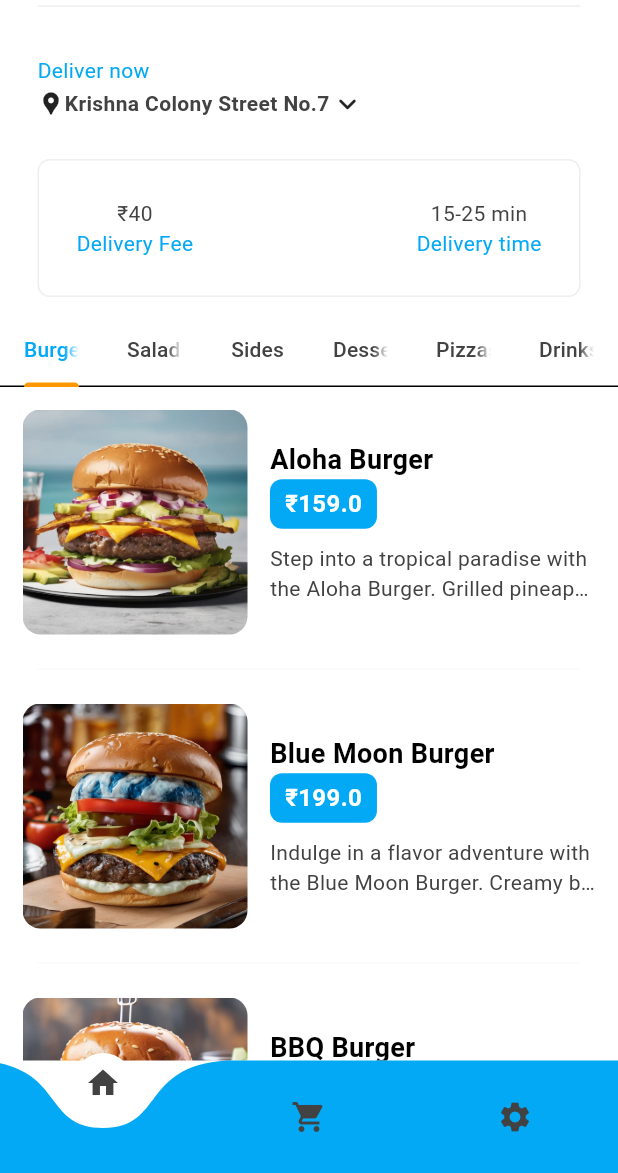
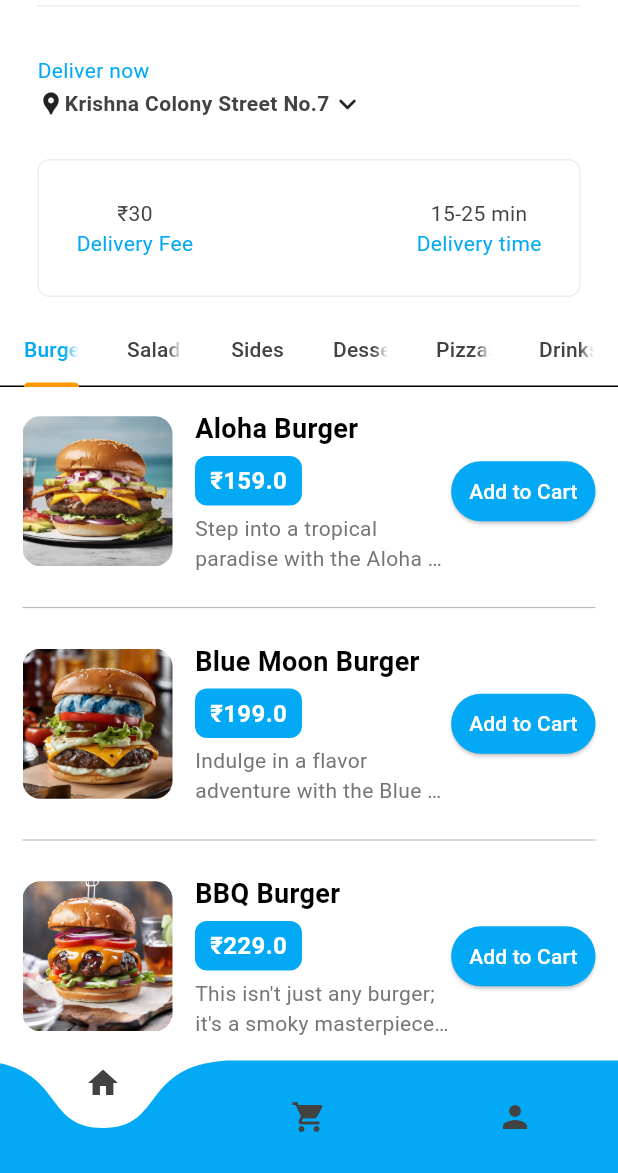
Before and after one commit to Kaushalvadi7/Food_delivery_app, a Flutter app: the DeliveryProgressPage screen opened directly, after a tap on "Close", on a phone screen of 412 x 824 dp, the part 63-1236 px from its top. Run offline on Flutter 3.47's test engine with Material 3 defaults, Android fonts, the phone set to English and light mode, and no system bars; drawn by our look-alikes of curved_navigation_bar; our stand-ins replace cloud_firestore, firebase_auth, firebase_core, flutter_credit_card, fluttertoast, google_sign_in and 3 more; accounts and stored records are empty.

Commit message:
Add some features

```diff
--- a/lib/components/my_description_box.dart
+++ b/lib/components/my_description_box.dart
@@ -22,7 +22,7 @@ class MyDescriptionBox extends StatelessWidget {
           //delivery fee
           Column(
             children: [
-              Text("₹40", style: myPrimaryTextStyle,),
+              Text("₹30", style: myPrimaryTextStyle,),
               Text('Delivery Fee', style: mySecondaryTextStyle,),
             ],
           ),
--- a/lib/components/my_food_tile.dart
+++ b/lib/components/my_food_tile.dart
@@ -1,37 +1,45 @@
 import 'package:flutter/material.dart';
 import 'package:food_delivery_app/models/food.dart';
+import 'package:provider/provider.dart';
+import '../models/restaurant.dart';
+import 'addon_selection_bottom_sheet.dart';
 
 class FoodTile extends StatelessWidget {
+  final Food food;
+  final VoidCallback onTap; // Opens food details page
 
-  final Food food;
-  final void Function()? onTap;
-
-  const FoodTile({super.key,
-  required this.food,
-  required this.onTap,  });
+  const FoodTile({super.key, required this.food, required this.onTap});
 
   @override
   Widget build(BuildContext context) {
     return Column(
       children: [
         GestureDetector(
-          onTap: onTap,
+          onTap: onTap, // Opens the food details page
           child: Padding(
             padding: const EdgeInsets.all(15.0),
             child: Row(
               children: [
-                  //food image
+                // Food Image
                 ClipRRect(
                   borderRadius: BorderRadius.circular(12),
-                      child: Image.asset(food.imagePath,height: 150,width: 150,fit: BoxFit.cover)),
+                  child: Image.asset(food.imagePath, height: 100, width: 100, fit: BoxFit.cover),
+                ),
+                const SizedBox(width: 15),
 
-                  const SizedBox(width: 15,),
-                  //text food details
-                  Expanded(child: Column(
+                // Food Details
+                Expanded(
+                  child: Column(
                     crossAxisAlignment: CrossAxisAlignment.start,
                     children: [
-                      Text(food.name,style: TextStyle(fontSize: 18,fontWeight: FontWeight.bold, color: Theme.of(context).colorScheme.onSurface ),),
-                     //price
+                      // Food Name
+                      Text(
+                        food.name,
+                        style: const TextStyle(fontSize: 18, fontWeight: FontWeight.bold),
+                      ),
+                      const SizedBox(height: 5),
+
+                      // Food Price
                       Container(
                         padding: const EdgeInsets.symmetric(horizontal: 10, vertical: 5),
                         decoration: BoxDecoration(
@@ -40,56 +48,80 @@ import 'package:food_delivery_app/models/food.dart';
                         ),
                         child: Text(
                           '₹${food.price}',
-                          style: const TextStyle(
-                            fontSize: 16,
-                            fontWeight: FontWeight.w600,
-                            color: Colors.white,
+                          style: const TextStyle(fontSize: 16, fontWeight: FontWeight.w600, color: Colors.white),
                         ),
                       ),
-                      ),
-                     const SizedBox(height: 10,),
+                      const SizedBox(height: 5),
 
-                     //Description
+                      // Short Description
                       Text(
                         food.description,
-                        style: TextStyle(
-                          fontSize: 14,
-                          color: Theme.of(context).colorScheme.inversePrimary,
-                        ),
-                        maxLines: 2, // Prevents long text overflow
+                        style: TextStyle(fontSize: 14, color: Colors.grey[600]),
+                        maxLines: 2,
                         overflow: TextOverflow.ellipsis,
                       ),
                     ],
                   ),
                 ),
+
+                // Add to Cart Button
+                ElevatedButton(
+                  onPressed: () {
+                    if (food.availableAddons.isNotEmpty) {
+                      _showAddonBottomSheet(context, food);
+                    } else {
+                      Provider.of<Restaurant>(context, listen: false).addToCart(food, []);
+                    }
+                  },
+                  style: ElevatedButton.styleFrom(
+                    backgroundColor: Theme.of(context).colorScheme.primary,
+                    padding: const EdgeInsets.symmetric(horizontal: 12, vertical: 8),
+                  ),
+                  child: const Text("Add to Cart", style: TextStyle(color: Colors.white)),
+                ),
               ],
             ),
           ),
         ),
-          //divider line
+
+        // Improved Divider for Light Mode
         Divider(
-           color: Theme.of(context).colorScheme.tertiary,
-            endIndent: 25,
-            indent: 25,
-         )
+          color: Colors.grey.shade400, // Adjusted for better visibility
+          thickness: 0.8,
+          indent: 15,
+          endIndent: 15,
+        ),
       ],
+    );
+  }
+
+  // Show bottom sheet for selecting add-ons
+  void _showAddonBottomSheet(BuildContext context, Food food) {
+    showModalBottomSheet(
+      context: context,
+      isScrollControlled: true, // Makes the bottom sheet more fluid
+      shape: RoundedRectangleBorder(
+        borderRadius: BorderRadius.circular(15),
+      ),
+      builder: (context) => AddonSelectionBottomSheet(food: food),
     );
   }
 }
 
 
 //
+//
 // import 'package:flutter/material.dart';
 // import 'package:food_delivery_app/models/food.dart';
 //
-// class FoodTile extends StatelessWidget {
+//  class FoodTile extends StatelessWidget {
 //
 //   final Food food;
 //   final void Function()? onTap;
 //
 //   const FoodTile({super.key,
-//     required this.food,
-//     required this.onTap,  });
+//   required this.food,
+//   required this.onTap,  });
 //
 //   @override
 //   Widget build(BuildContext context) {
@@ -97,40 +129,63 @@ import 'package:food_delivery_app/models/food.dart';
 //       children: [
 //         GestureDetector(
 //           onTap: onTap,
-//           child: Padding(
-//             padding: const EdgeInsets.all(15.0),
-//             child: Row(
-//               children: [
-//                 //text food details
-//                 Expanded(child: Column(
-//                   crossAxisAlignment: CrossAxisAlignment.start,
-//                   children: [
-//                     Text(food.name),
-//                     Text('₹' + food.price.toString(),
-//                       style: TextStyle(color: Theme.of(context).colorScheme.primary),),
-//                     const SizedBox(height: 10,),
-//                     Text(food.description, style: TextStyle( color: Theme.of(context).colorScheme.inversePrimary),),
+//             child: Padding(
+//               padding: const EdgeInsets.all(15.0),
+//               child: Row(
+//                 children: [
+//                   //food image
+//                   ClipRRect(
+//                       borderRadius: BorderRadius.circular(12),
+//                       child: Image.asset(food.imagePath,height: 150,width: 150,fit: BoxFit.cover)),
+//
+//                   const SizedBox(width: 15,),
+//                   //text food details
+//                   Expanded(child: Column(
+//                     crossAxisAlignment: CrossAxisAlignment.start,
+//                     children: [
+//                       Text(food.name,style: TextStyle(fontSize: 18,fontWeight: FontWeight.bold, color: Theme.of(context).colorScheme.onSurface ),),
+//                      //price
+//                       Container(
+//                         padding: const EdgeInsets.symmetric(horizontal: 10, vertical: 5),
+//                         decoration: BoxDecoration(
+//                           color: Theme.of(context).colorScheme.primary,
+//                           borderRadius: BorderRadius.circular(8),
+//                         ),
+//                         child: Text(
+//                           '₹${food.price}',
+//                           style: const TextStyle(
+//                             fontSize: 16,
+//                             fontWeight: FontWeight.w600,
+//                             color: Colors.white,
+//                           ),
+//                         ),
+//                       ),
+//                      const SizedBox(height: 10,),
+//
+//                      //Description
+//                       Text(
+//                         food.description,
+//                         style: TextStyle(
+//                           fontSize: 14,
+//                           color: Theme.of(context).colorScheme.inversePrimary,
+//                         ),
+//                         maxLines: 2, // Prevents long text overflow
+//                         overflow: TextOverflow.ellipsis,
+//                       ),
 //                   ],
-//                 ),
-//                 ),
-//                 const SizedBox(width: 15,),
-//                 //food image
-//
-//                 ClipRRect(
-//                     borderRadius: BorderRadius.circular(8),
-//                     child: Image.asset(food.imagePath,height: 120,width: 200,)),
-//               ],
+//                   ),
+//                   ),
+//                 ],
+//               ),
 //             ),
-//           ),
 //         ),
-//         //divider line
-//         Divider(
-//           color: Theme.of(context).colorScheme.tertiary,
-//           endIndent: 25,
-//           indent: 25,
-//         )
+//           //divider line
+//           Divider(
+//            color: Theme.of(context).colorScheme.tertiary,
+//             endIndent: 25,
+//             indent: 25,
+//          )
 //       ],
 //     );
 //   }
 // }
-//
--- a/lib/components/my_receipt.dart
+++ b/lib/components/my_receipt.dart
@@ -69,11 +69,16 @@ class MyReceipt extends StatelessWidget {
                           Text("Total item: ₹${restaurant.getTotalItemCount()}"),
                           Text("Subtotal: ₹${restaurant.getSubtotal()}"),
                           Text("Tax (5%): ₹${restaurant.getTax().toStringAsFixed(2)}"),
+                          // Delivery Charge
+                          Text(
+                            "Delivery Charge: ₹${Restaurant.deliveryCharge}",
+                          ),
                           Text(
                             "Total: ₹${restaurant.getTotalPrice()}",
                             style: const TextStyle(fontWeight: FontWeight.bold),
                           ),
                           const SizedBox(height: 10),
+
                           Text(
                             "Delivery Address: ${restaurant.deliveryAddress}",
                           ),
--- a/lib/models/restaurant.dart
+++ b/lib/models/restaurant.dart
@@ -348,6 +348,9 @@ class Restaurant extends ChangeNotifier{
         ]),
   ];
 
+  // Delivery charge is fixed at ₹40
+  static const double deliveryCharge = 30.0;
+
   // user cart
   List<CartItem> _cart = [];
 
@@ -440,9 +443,9 @@ int getTotalItemCount(){
     return getSubtotal() * 0.05; // 5% of subtotal
   }
 
-// Get final total (Subtotal + Tax)
+// Get final total (Subtotal + Tax + deliveryCharge)
   double getTotalPrice() {
-    return getSubtotal() + getTax();
+    return getSubtotal() + getTax() + deliveryCharge;
   }
 
 
--- a/lib/pages/home_page.dart
+++ b/lib/pages/home_page.dart
@@ -10,7 +10,7 @@ import 'package:food_delivery_app/models/food.dart';
 import 'package:food_delivery_app/models/restaurant.dart';
 import 'package:food_delivery_app/pages/cart_page.dart';
 import 'package:food_delivery_app/pages/food_page.dart';
-import 'package:food_delivery_app/pages/setting_page.dart';
+import 'package:food_delivery_app/pages/profile_page.dart';
 import 'package:provider/provider.dart';
 
 class HomePage extends StatefulWidget {
@@ -36,7 +36,8 @@ class _HomePageState extends State<HomePage> with SingleTickerProviderStateMixin
   final List<Widget> _pages = [
     HomeContent(),
     CartPage(),
-    SettingPage(),
+    ProfilePage(),
+
   ];
 
   @override
@@ -64,7 +65,7 @@ class _HomePageState extends State<HomePage> with SingleTickerProviderStateMixin
               }
             },
           ),
-          Icon(Icons.settings, color: Theme.of(context).colorScheme.inversePrimary),
+          Icon(Icons.person, color: Theme.of(context).colorScheme.inversePrimary), // Profile Icon Added
         ],
         index: _index,
         onTap: (index) {
```
Also changed, not shown: lib/components/addon_selection_bottom_sheet.dart (added, +120 -0 lines), lib/pages/profile_page.dart (added, +92 -0 lines), 1 other file. Lines whose indentation alone changed are shown as unchanged.
